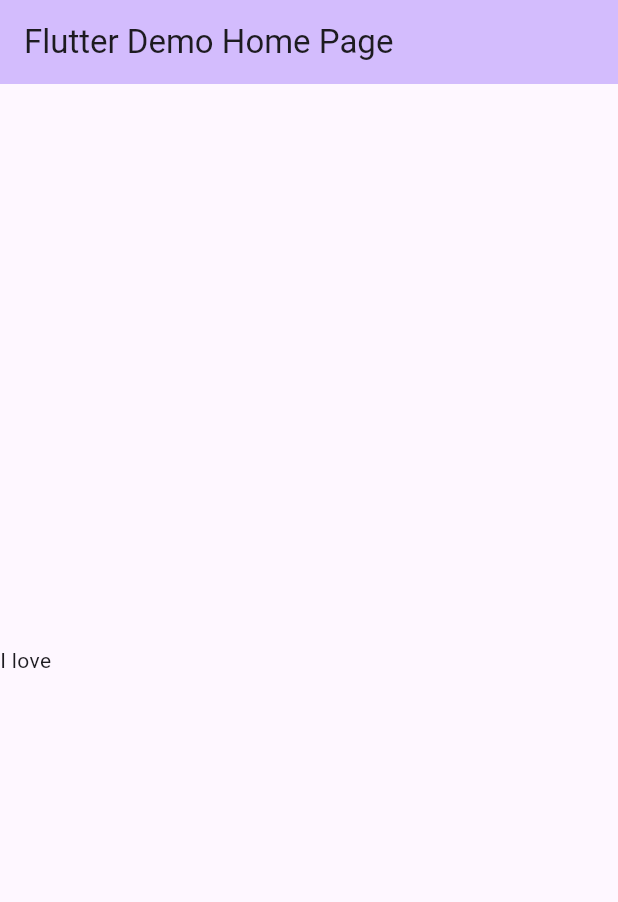
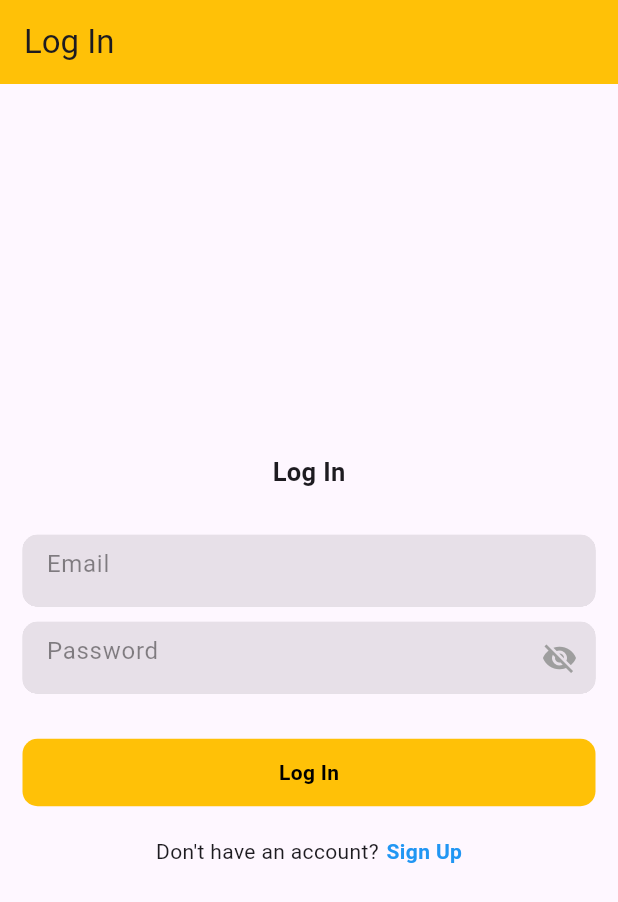
Before and after one commit to MurimiCaroline/EcoWise, a Flutter app: the screen it shows after launch, on a phone screen of 412 x 824 dp. Shown: the top 902 px of the screen. Run offline on Flutter 3.47's test engine with Material 3 defaults, Android fonts, the light colour scheme and no system bars; our stand-ins replace firebase_core; accounts and stored records are empty.

Commit message:
add log in and sign up page UI

```diff
--- a/lib/main.dart
+++ b/lib/main.dart
@@ -1,95 +1,38 @@
+import 'package:eco_wise/src/Features/auth/screen/login.dart';
+import 'package:eco_wise/src/Features/splash/splashscreen.dart';
+import 'package:firebase_core/firebase_core.dart';
+import 'package:flutter/foundation.dart';
 import 'package:flutter/material.dart';
 
-void main() {
+Future main() async {
+  WidgetsFlutterBinding.ensureInitialized();
+  await Firebase.initializeApp();
+  if(kIsWeb){
+    await Firebase.initializeApp(options: const FirebaseOptions(
+    apiKey: "AIzaSyCiy6Z0ajtirFAf0paYdNVhGYBQOfqamkk",
+    appId: "1:1022578629737:web:54b5d134b4192d002d56f8",
+    messagingSenderId: "1022578629737",
+    projectId: "ecowise-2972a"));
+  }
+  await Firebase.initializeApp();
   runApp(const MyApp());
 }
 
 class MyApp extends StatelessWidget {
   const MyApp({super.key});
 
-  // This widget is the root of your application.
-  @override
+    @override
   Widget build(BuildContext context) {
     return MaterialApp(
+       debugShowCheckedModeBanner: false,
       title: 'Flutter Demo',
       theme: ThemeData(
-        // This is the theme of your application.
-        //
-        // TRY THIS: Try running your application with "flutter run". You'll see
-        // the application has a blue toolbar. Then, without quitting the app,
-        // try changing the seedColor in the colorScheme below to Colors.green
-        // and then invoke "hot reload" (save your changes or press the "hot
-        // reload" button in a Flutter-supported IDE, or press "r" if you used
-        // the command line to start the app).
-        //
-        // Notice that the counter didn't reset back to zero; the application
-        // state is not lost during the reload. To reset the state, use hot
-        // restart instead.
-        //
-        // This works for code too, not just values: Most code changes can be
-        // tested with just a hot reload.
-        colorScheme: ColorScheme.fromSeed(seedColor: Colors.deepPurple),
+               colorScheme: ColorScheme.fromSeed(seedColor: Colors.deepPurple),
         useMaterial3: true,
       ),
-      home: const MyHomePage(title: 'Flutter Demo Home Page'),
+      home: const SplashScreen(
+        child: LogInPage(),
+      ),
     );
   }
 }
-
-class MyHomePage extends StatefulWidget {
-  const MyHomePage({super.key, required this.title});
-
-  // This widget is the home page of your application. It is stateful, meaning
-  // that it has a State object (defined below) that contains fields that affect
-  // how it looks.
-
-  // This class is the configuration for the state. It holds the values (in this
-  // case the title) provided by the parent (in this case the App widget) and
-  // used by the build method of the State. Fields in a Widget subclass are
-  // always marked "final".
-
-  final String title;
-
-  @override
-  State<MyHomePage> createState() => _MyHomePageState();
-}
-
-class _MyHomePageState extends State<MyHomePage> {
-  int _counter = 0;
-
-  void _incrementCounter() {
-    setState(() {
-      // This call to setState tells the Flutter framework that something has
-      // changed in this State, which causes it to rerun the build method below
-      // so that the display can reflect the updated values. If we changed
-      // _counter without calling setState(), then the build method would not be
-      // called again, and so nothing would appear to happen.
-      _counter++;
-    });
-  }
-
-  @override
-  Widget build(BuildContext context) {
-    // This method is rerun every time setState is called, for instance as done
-    // by the _incrementCounter method above.
-    //
-    // The Flutter framework has been optimized to make rerunning build methods
-    // fast, so that you can just rebuild anything that needs updating rather
-    // than having to individually change instances of widgets.
-    return Scaffold(
-      appBar: AppBar(
-               backgroundColor: Theme.of(context).colorScheme.inversePrimary,
-                title: Text(widget.title),
-      ),
-      body: Center(
-        child: Row(
-          children: [
-            Text("I love")
-          ],
-        ),
-
-      ),
-       // This trailing comma makes auto-formatting nicer for build methods.
-    );
-  }
-}
--- /dev/null
+++ b/lib/src/Features/auth/screen/login.dart
@@ -0,0 +1,81 @@
+import 'package:eco_wise/src/Features/auth/screen/homepage.dart';
+import 'package:eco_wise/src/Features/auth/screen/signup.dart';
+import 'package:eco_wise/src/Features/auth/screen/widgets/form_container_widget.dart';
+import 'package:flutter/material.dart';
+
+class LogInPage extends StatelessWidget {
+  const LogInPage({super.key});
+
+  @override
+  Widget build(BuildContext context) {
+    return Scaffold(
+      appBar: AppBar(
+        title: const Text("Log In"),
+        backgroundColor: Colors.amber,
+      ),
+      body:  Center(
+        child: Padding(
+          padding: EdgeInsets.symmetric(horizontal: 15),
+          child: Column(
+            mainAxisAlignment: MainAxisAlignment.center,
+            children: [
+              Text("Log In", style: TextStyle(fontSize: 17, fontWeight: FontWeight.bold),),
+              SizedBox(
+                height: 30,
+                ),
+                FormContainerWidget(
+                  hintText: "Email",
+                  isPasswordField: false,
+                ),
+                SizedBox(height: 10),
+                FormContainerWidget(
+                  hintText: "Password",
+                  isPasswordField: true,
+                  ),
+                SizedBox(height: 30,),
+                  GestureDetector(
+                    onTap: (){
+                      Navigator.push(context, MaterialPageRoute(builder:(context)=> HomePage() ));
+                    },
+                    child: Container(
+                      width: double.infinity,
+                      height: 45,
+                      decoration: BoxDecoration(
+                        color: Colors.amber,
+                        borderRadius: BorderRadius.circular(10),),
+                        child: Center(child: Text("Log In", style: TextStyle(color: Colors.black,fontWeight: FontWeight.bold),)),
+                    ),
+                  ),
+                  SizedBox(height: 20,),
+                    Row(
+                mainAxisAlignment: MainAxisAlignment.center,
+                children: [
+                  Text("Don't have an account?"),
+                  SizedBox(
+                    width: 5,
+                  ),
+                  GestureDetector(
+                    onTap: () {
+                      Navigator.pushAndRemoveUntil(
+                        context,
+                        MaterialPageRoute(builder: (context) => SignUpPage()),
+                            (route) => false,
+                      );
+                    },
+                    child: Text(
+                      "Sign Up",
+                      style: TextStyle(
+                        color: Colors.blue,
+                        fontWeight: FontWeight.bold,
+                      ),
+                    ),
+                  ),
+                ],
+              ),
+            ],
+          ),
+        ),
+      ),
+    );
+  }
+}
--- /dev/null
+++ b/lib/src/Features/auth/screen/widgets/form_container_widget.dart
@@ -0,0 +1,78 @@
+
+
+import 'package:flutter/material.dart';
+
+
+class FormContainerWidget extends StatefulWidget {
+
+  final TextEditingController? controller;
+  final Key? fieldKey;
+  final bool? isPasswordField;
+  final String? hintText;
+  final String? labelText;
+  final String? helperText;
+  final FormFieldSetter<String>? onSaved;
+  final FormFieldValidator<String>? validator;
+  final ValueChanged<String>? onFieldSubmitted;
+  final TextInputType? inputType;
+
+  const FormContainerWidget({
+    this.controller,
+    this.isPasswordField,
+    this.fieldKey,
+    this.hintText,
+    this.labelText,
+    this.helperText,
+    this.onSaved,
+    this.validator,
+    this.onFieldSubmitted,
+    this.inputType
+  });
+
+
+  @override
+  _FormContainerWidgetState createState() => new _FormContainerWidgetState();
+}
+
+class _FormContainerWidgetState extends State<FormContainerWidget> {
+
+  bool _obscureText = true;
+
+
+  @override
+  Widget build(BuildContext context) {
+    return Container(
+      width: double.infinity,
+      clipBehavior: Clip.hardEdge,
+      decoration: BoxDecoration(
+        color: Colors.grey.withOpacity(.35),
+        borderRadius: BorderRadius.circular(10),
+      ),
+      child: TextFormField(
+        style: TextStyle(color: Colors.black),
+        controller: widget.controller,
+        keyboardType: widget.inputType,
+        key: widget.fieldKey,
+        obscureText: widget.isPasswordField == true? _obscureText : false,
+        onSaved: widget.onSaved,
+        validator: widget.validator,
+        onFieldSubmitted: widget.onFieldSubmitted,
+        decoration:  InputDecoration(
+          border: InputBorder.none,
+          filled: true,
+          hintText: widget.hintText,
+          hintStyle: TextStyle(color: Colors.black45),
+          suffixIcon: GestureDetector(
+            onTap: () {
+              setState(() {
+                _obscureText = !_obscureText;
+              });
+            },
+            child:
+            widget.isPasswordField==true? Icon(_obscureText ? Icons.visibility_off : Icons.visibility, color: _obscureText == false ? Colors.blue : Colors.grey,) : Text(""),
+          ),
+        ),
+      ),
+    );
+  }
+}
--- a/pubspec.yaml
+++ b/pubspec.yaml
@@ -30,7 +30,10 @@ environment:
 dependencies:
   flutter:
     sdk: flutter
-
+  firebase_core: ^2.14.0
+  cloud_firestore: ^4.14.0
+  firebase_auth: ^4.6.3
+  firebase_storage: ^11.2.4
 
   # The following adds the Cupertino Icons font to your application.
   # Use with the CupertinoIcons class for iOS style icons.
```
Also changed, not shown: lib/src/Features/auth/screen/homepage.dart (added, +18 -0 lines), lib/src/Features/auth/screen/signup.dart (added, +80 -0 lines), lib/src/Features/splash/splashscreen.dart (added, +36 -0 lines), pubspec.lock, 8 other files.
